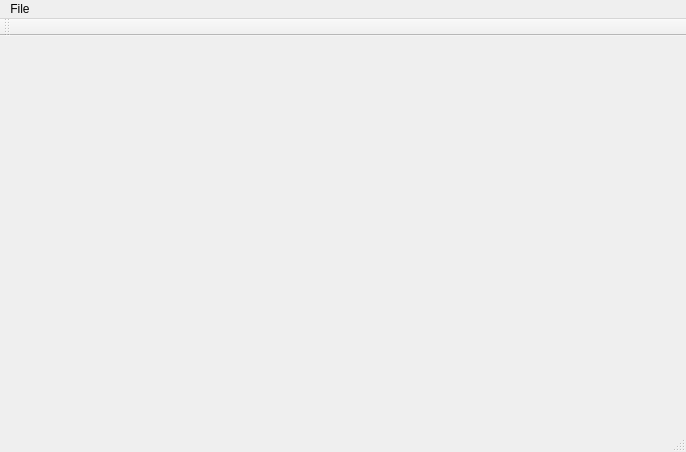
edeforas/DarkMap, file src/mainwindow.ui: the form before one commit.
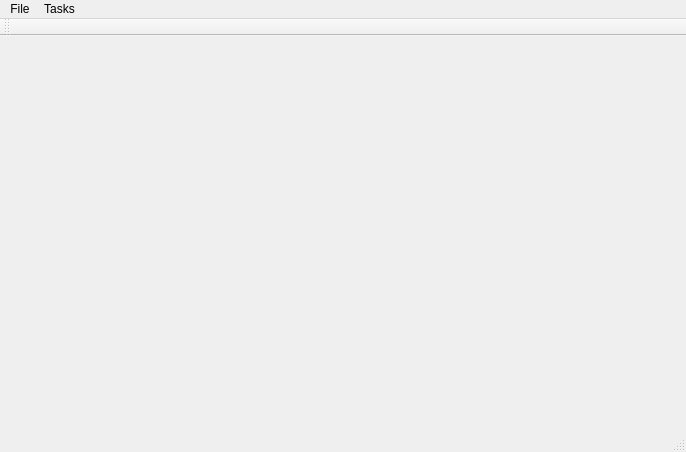
The form after the commit. Icons and pictures are not drawn.

```diff
--- a/src/mainwindow.ui
+++ b/src/mainwindow.ui
@@ -35,7 +35,17 @@
     <addaction name="separator"/>
     <addaction name="actionExit"/>
    </widget>
+   <widget class="QMenu" name="menuTasks">
+    <property name="title">
+     <string>Tasks</string>
+    </property>
+    <addaction name="actionView_Frames"/>
+    <addaction name="actionGetGoodFrames"/>
+    <addaction name="actionStabilize"/>
+    <addaction name="actionMap_Panorama"/>
+   </widget>
    <addaction name="menuFile"/>
+   <addaction name="menuTasks"/>
   </widget>
   <widget class="QToolBar" name="mainToolBar">
    <attribute name="toolBarArea">
```
Left out of the diff: 26 changed lines with no effect on the pictures.
